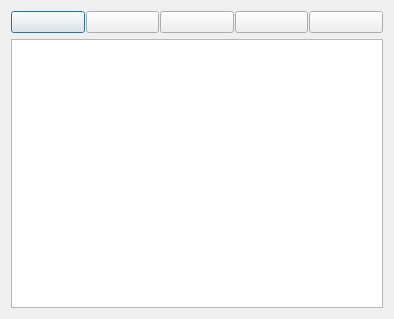
Above: scribus/ui/charselect.ui from scribusproject/scribus before the change. Below: the same form after it.
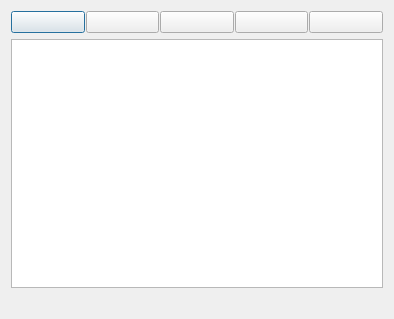
That is the form after the change. Custom widgets are drawn as their Qt base class.

Patch:
```diff
--- a/scribus/ui/charselect.ui
+++ b/scribus/ui/charselect.ui
@@ -81,6 +81,13 @@
      </property>
     </widget>
    </item>
+   <item row="2" column="0">
+    <widget class="QLabel" name="m_statusLabel">
+     <property name="text">
+      <string/>
+     </property>
+    </widget>
+   </item>
   </layout>
  </widget>
  <customwidgets>
```
